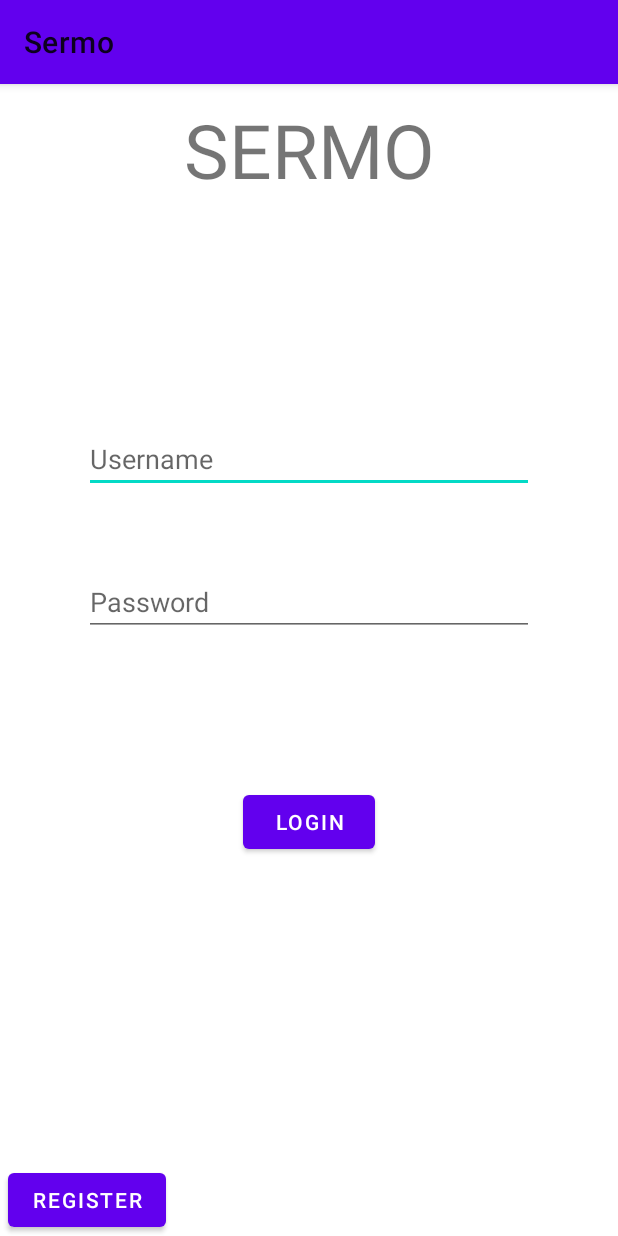
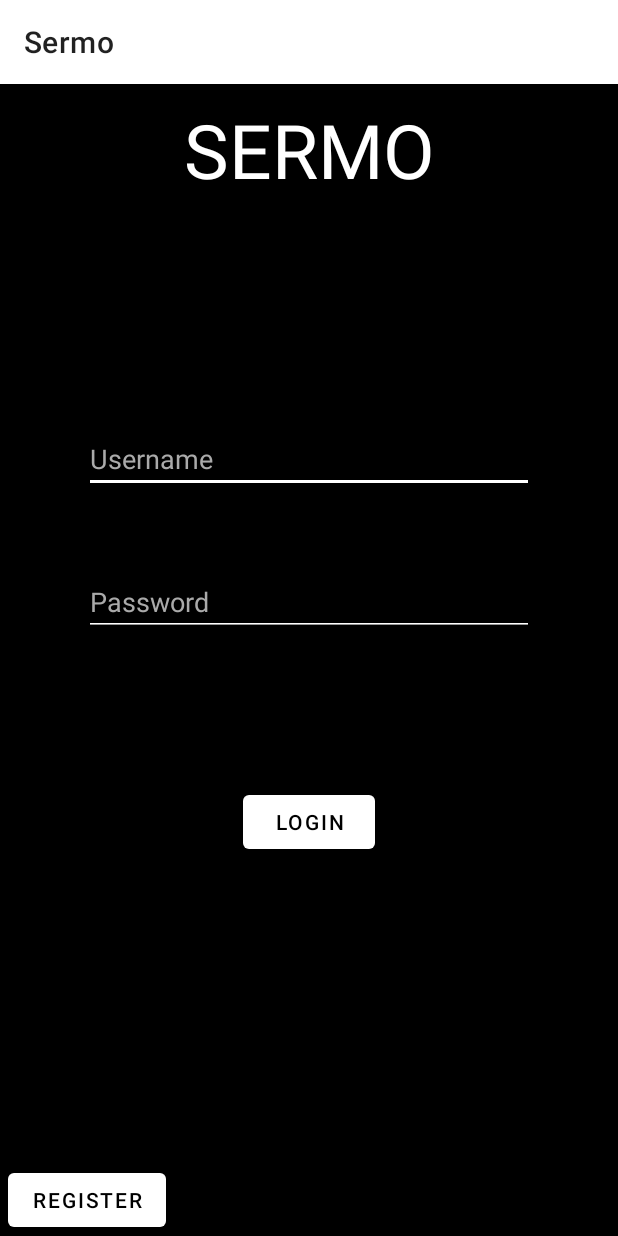
Before and after one commit to ruipinto2001/Project-PDM, an Android app: the screen it shows after launch (LoginActivity), on a phone screen of 412 x 824 dp. Run offline under Robolectric (Android 15) with nearby library versions, the phone set to English and light mode, and no system bars.

Commit message:
App theme development (inc)

```diff
--- a/Sermo/app/src/main/res/layout/activity_main.xml
+++ b/Sermo/app/src/main/res/layout/activity_main.xml
@@ -7,7 +7,7 @@
     tools:context=".LoginActivity">
 
     <TextView
-        android:id="@+id/main_welcome_textview"
+        android:id="@+id/main_title_textview"
         android:layout_width="wrap_content"
         android:layout_height="wrap_content"
         app:layout_constraintTop_toTopOf="parent"
@@ -20,12 +20,12 @@
         />
 
     <EditText
-        android:id="@+id/main_email_edittext"
+        android:id="@+id/main_username_edittext"
         android:layout_width="300dp"
         android:layout_height="wrap_content"
         app:layout_constraintLeft_toLeftOf="parent"
         app:layout_constraintRight_toRightOf="parent"
-        app:layout_constraintTop_toBottomOf="@+id/main_welcome_textview"
+        app:layout_constraintTop_toBottomOf="@+id/main_title_textview"
 
         android:hint="Username"
         android:layout_marginTop="150dp"
@@ -38,7 +38,7 @@
         android:layout_height="wrap_content"
         app:layout_constraintLeft_toLeftOf="parent"
         app:layout_constraintRight_toRightOf="parent"
-        app:layout_constraintTop_toBottomOf="@+id/main_email_edittext"
+        app:layout_constraintTop_toBottomOf="@+id/main_username_edittext"
 
         android:hint="Password"
         android:layout_marginTop="50dp"
--- a/Sermo/app/src/main/res/values/MyTheme.xml
+++ b/Sermo/app/src/main/res/values/MyTheme.xml
@@ -1,17 +1,24 @@
 <resources xmlns:tools="http://schemas.android.com/tools">
-    <!-- Base application theme. -->
+    <!-- Application theme -->
     <style name="DarkTheme" parent="Theme.MaterialComponents.DayNight">
-        <!--&lt;!&ndash; Primary brand color. &ndash;&gt;
-        <item name="colorPrimary">@color/purple_200</item>
-        <item name="colorPrimaryVariant">@color/purple_700</item>
-        <item name="colorOnPrimary">@color/black</item>
-        &lt;!&ndash; Secondary brand color. &ndash;&gt;
-        <item name="colorSecondary">@color/teal_200</item>
-        <item name="colorSecondaryVariant">@color/teal_200</item>
-        <item name="colorOnSecondary">@color/black</item>
-        &lt;!&ndash; Status bar color. &ndash;&gt;
+        <!-- Primary brand color -->
+        <item name="colorPrimary">@color/white</item> <!-- Object background -->
+        <item name="colorPrimaryVariant">@color/black</item>
+        <item name="colorOnPrimary">@color/black</item> <!-- Object text -->
+        <!-- Secondary brand color (where is this used???) -->
+        <item name="colorSecondary">@color/white</item>
+        <item name="colorSecondaryVariant">@color/white</item>
+        <item name="colorOnSecondary">@color/white</item>
+        <!-- Status bar color (top bar: battery level, time, etc.) -->
         <item name="android:statusBarColor">?attr/colorPrimaryVariant</item>
-        &lt;!&ndash; Customize your theme here. &ndash;&gt;
-        <item name="android:windowBackground">@color/black</item>-->
+
+        <!-- Custom colors -->
+        <item name="android:windowBackground">@color/black</item>
+        <item name="android:textColor">@color/white</item>
+        <item name="android:textColorHint">@android:color/darker_gray</item>
+        <!-- EditText underline -->
+        <item name="colorControlNormal">@color/white</item>
+        <item name="colorControlActivated">@color/white</item>
+        <item name="colorControlHighlight">@color/white</item>
     </style>
 </resources>
```
Also changed, not shown: 1 other file.
